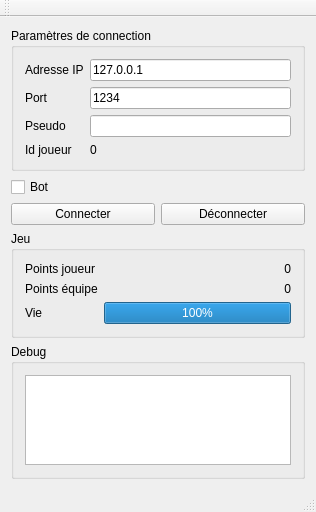
cassou/PFEAirstrike, file QtClient/mainwindow.ui: the form before one commit.
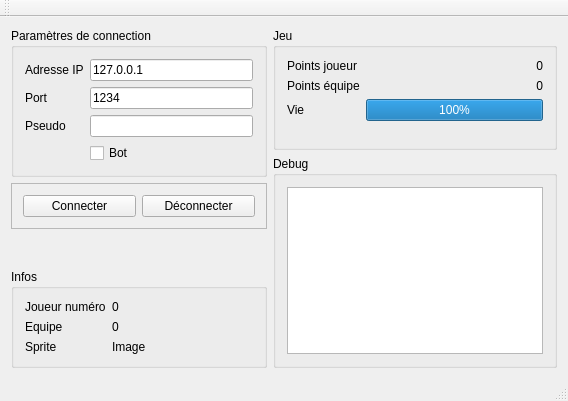
The form after the commit.

Commit message: Client Qt affiche le sprite et l'équipe. Amélioration du bot. Ajout script génération d'un avion de chaque couleur et type (à lancer 10 fois pour l'instant)

Patch:
```diff
--- a/QtClient/mainwindow.ui
+++ b/QtClient/mainwindow.ui
@@ -6,14 +6,16 @@
    <rect>
     <x>0</x>
     <y>0</y>
-    <width>316</width>
-    <height>512</height>
+    <width>568</width>
+    <height>401</height>
    </rect>
   </property>
   <property name="windowTitle">
    <string>MainWindow</string>
   </property>
   <widget class="QWidget" name="centralWidget">
+   <layout class="QHBoxLayout" name="horizontalLayout_2">
+    <item>
    <layout class="QVBoxLayout" name="verticalLayout">
     <item>
      <widget class="QGroupBox" name="groupBox">
@@ -23,20 +25,9 @@
       <layout class="QVBoxLayout" name="verticalLayout_3">
        <item>
         <layout class="QFormLayout" name="formLayout">
-         <item row="2" column="1">
-          <widget class="QLineEdit" name="portEdit">
-           <property name="text">
-            <string>1234</string>
+           <property name="fieldGrowthPolicy">
+            <enum>QFormLayout::ExpandingFieldsGrow</enum>
            </property>
-          </widget>
-         </item>
-         <item row="2" column="0">
-          <widget class="QLabel" name="label_2">
-           <property name="text">
-            <string>Port</string>
-           </property>
-          </widget>
-         </item>
          <item row="1" column="0">
           <widget class="QLabel" name="label">
            <property name="text">
@@ -51,6 +42,20 @@
            </property>
           </widget>
          </item>
+           <item row="2" column="0">
+            <widget class="QLabel" name="label_2">
+             <property name="text">
+              <string>Port</string>
+             </property>
+            </widget>
+           </item>
+           <item row="2" column="1">
+            <widget class="QLineEdit" name="portEdit">
+             <property name="text">
+              <string>1234</string>
+             </property>
+            </widget>
+           </item>
          <item row="3" column="0">
           <widget class="QLabel" name="label_4">
            <property name="text">
@@ -65,32 +70,27 @@
            </property>
           </widget>
          </item>
-         <item row="5" column="0">
-          <widget class="QLabel" name="label_5">
-           <property name="text">
-            <string>Id joueur</string>
-           </property>
-          </widget>
-         </item>
-         <item row="5" column="1">
-          <widget class="QLabel" name="playerIdLabel">
-           <property name="text">
-            <string>0</string>
-           </property>
-          </widget>
-         </item>
-        </layout>
-       </item>
-      </layout>
-     </widget>
-    </item>
-    <item>
+           <item row="4" column="1">
      <widget class="QCheckBox" name="checkBoxBot">
       <property name="text">
        <string>Bot</string>
       </property>
      </widget>
     </item>
+          </layout>
+         </item>
+        </layout>
+       </widget>
+      </item>
+      <item>
+       <widget class="QFrame" name="frame">
+        <property name="frameShape">
+         <enum>QFrame::StyledPanel</enum>
+        </property>
+        <property name="frameShadow">
+         <enum>QFrame::Raised</enum>
+        </property>
+        <layout class="QVBoxLayout" name="verticalLayout_6">
     <item>
      <layout class="QHBoxLayout" name="horizontalLayout">
       <property name="topMargin">
@@ -112,6 +112,77 @@
       </item>
      </layout>
     </item>
+        </layout>
+       </widget>
+      </item>
+      <item>
+       <spacer name="verticalSpacer">
+        <property name="orientation">
+         <enum>Qt::Vertical</enum>
+        </property>
+        <property name="sizeHint" stdset="0">
+         <size>
+          <width>20</width>
+          <height>40</height>
+         </size>
+        </property>
+       </spacer>
+      </item>
+      <item>
+       <widget class="QGroupBox" name="groupBox_4">
+        <property name="title">
+         <string>Infos</string>
+        </property>
+        <layout class="QFormLayout" name="formLayout_3">
+         <item row="0" column="0">
+          <widget class="QLabel" name="label_5">
+           <property name="text">
+            <string>Joueur numéro</string>
+           </property>
+          </widget>
+         </item>
+         <item row="0" column="1">
+          <widget class="QLabel" name="playerIdLabel">
+           <property name="text">
+            <string>0</string>
+           </property>
+          </widget>
+         </item>
+         <item row="2" column="0">
+          <widget class="QLabel" name="label_8">
+           <property name="text">
+            <string>Sprite</string>
+           </property>
+          </widget>
+         </item>
+         <item row="2" column="1">
+          <widget class="QLabel" name="sprite">
+           <property name="text">
+            <string>Image</string>
+           </property>
+          </widget>
+         </item>
+         <item row="1" column="0">
+          <widget class="QLabel" name="label_9">
+           <property name="text">
+            <string>Equipe</string>
+           </property>
+          </widget>
+         </item>
+         <item row="1" column="1">
+          <widget class="QLabel" name="equipe">
+           <property name="text">
+            <string>0</string>
+           </property>
+          </widget>
+         </item>
+        </layout>
+       </widget>
+      </item>
+     </layout>
+    </item>
+    <item>
+     <layout class="QVBoxLayout" name="verticalLayout_5">
     <item>
      <widget class="QGroupBox" name="groupBox_2">
       <property name="title">
@@ -176,6 +247,19 @@
          </item>
         </layout>
        </item>
+         <item>
+          <spacer name="verticalSpacer_2">
+           <property name="orientation">
+            <enum>Qt::Vertical</enum>
+           </property>
+           <property name="sizeHint" stdset="0">
+            <size>
+             <width>20</width>
+             <height>40</height>
+            </size>
+           </property>
+          </spacer>
+         </item>
       </layout>
      </widget>
     </item>
@@ -192,13 +276,15 @@
      </widget>
     </item>
    </layout>
+    </item>
+   </layout>
   </widget>
   <widget class="QMenuBar" name="menuBar">
    <property name="geometry">
     <rect>
      <x>0</x>
      <y>0</y>
-     <width>316</width>
+     <width>568</width>
      <height>21</height>
     </rect>
    </property>
```
Left out of the diff: 3 changed lines with no effect on the pictures. Lines whose indentation alone changed are shown as unchanged. The commit also changes 5 other files.
